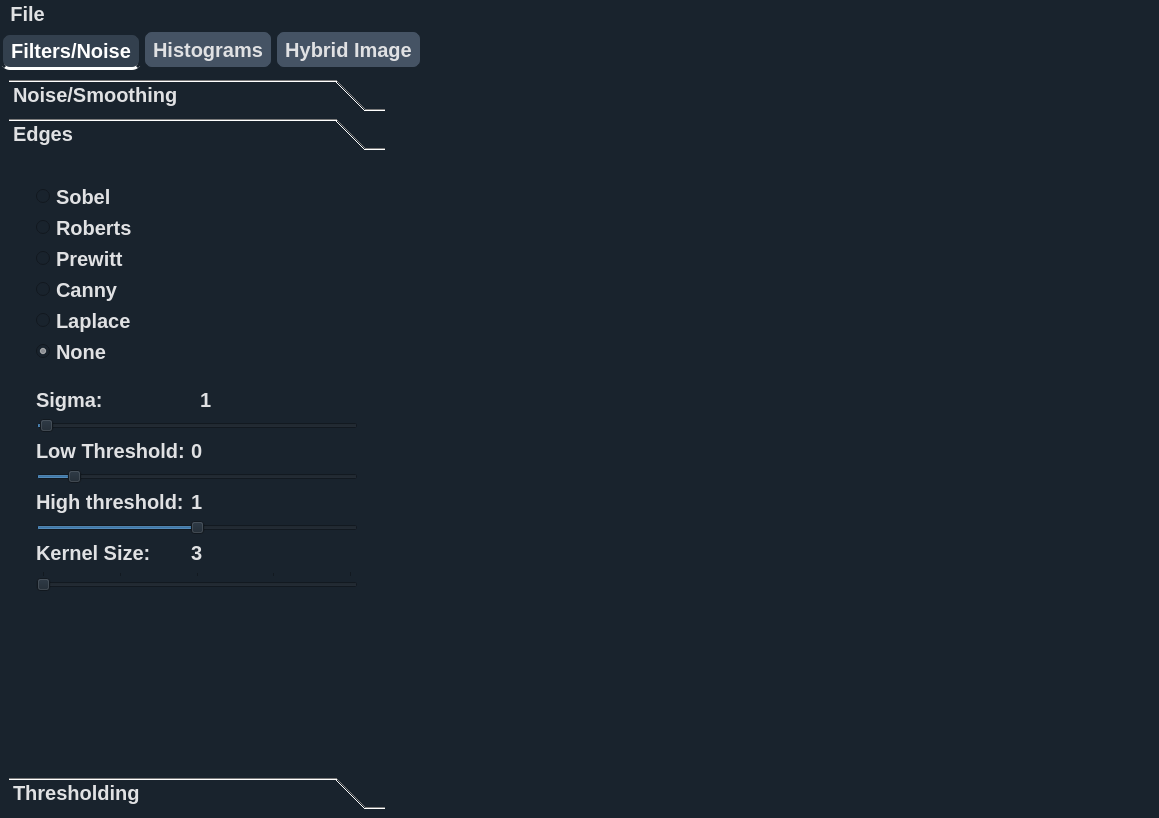
First picture: the form in main.ui, repository omarshaban02/Imagizer, before the edit.
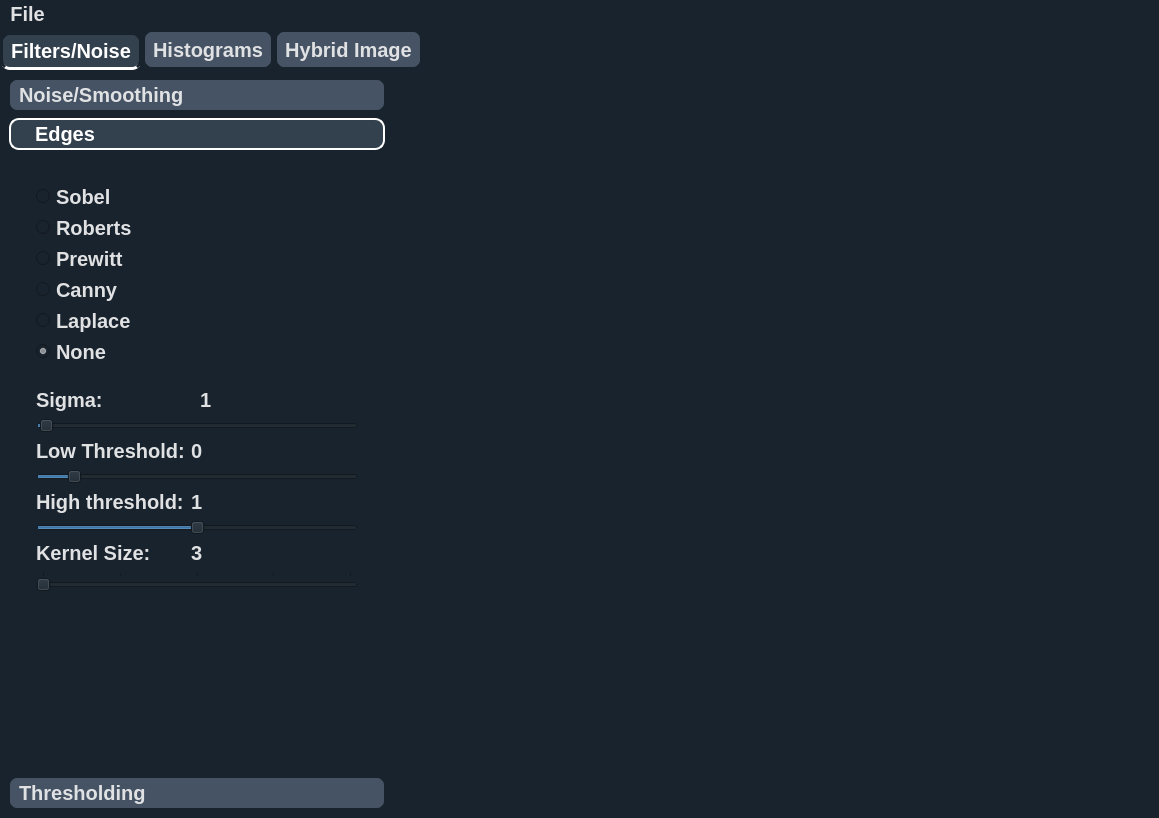
Second picture: the form after the edit. The open tabs and pages were chosen to show the change. Icons and pictures are not drawn. Custom widgets are drawn as their Qt base class.

Diff of the .ui file:
```diff
--- a/main.ui
+++ b/main.ui
@@ -263,7 +263,25 @@
 	border-bottom: 3px solid white;
 }
 QPlotWidget{
- background-color:(25, 35, 45, 0.8)
+ 	background-color:(25, 35, 45, 0.8)
+}
+/*----------------------------------------------------------------------------------------*/
+
+QToolBox::tab {
+background-color: #455364;
+margin:-2px;
+padding: 0px 5px;
+color: #E0E1E3;
+border: 3px solid #19232D;
+border-radius: 10px;
+ }
+
+QToolBox::tab:selected {
+background-color: rgba(69,83,100,60%);
+color:  white;
+margin: 0px;
+padding:0px 20px;
+border:2px solid white;
 }</string>
   </property>
   <widget class="QWidget" name="centralwidget">
```
Left out of the diff: 10 changed lines with no effect on the pictures.
